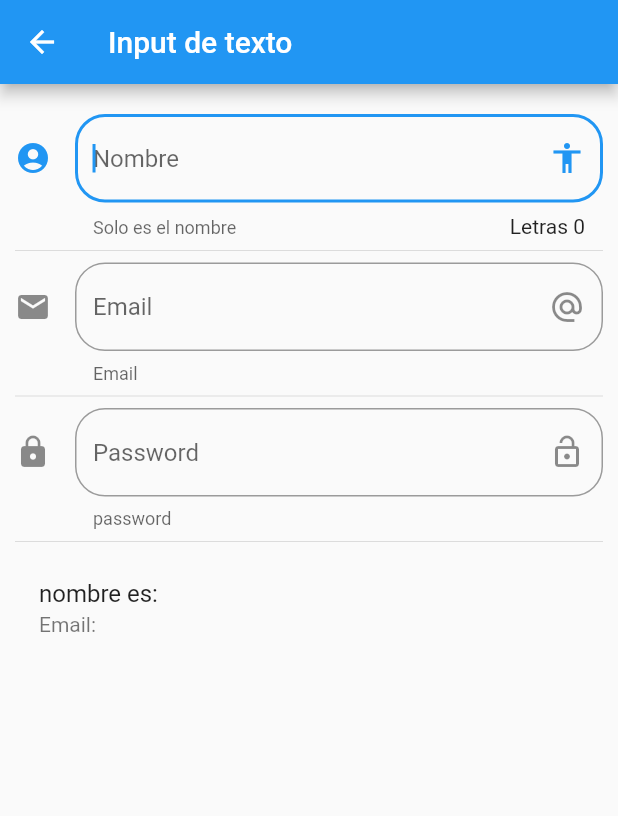
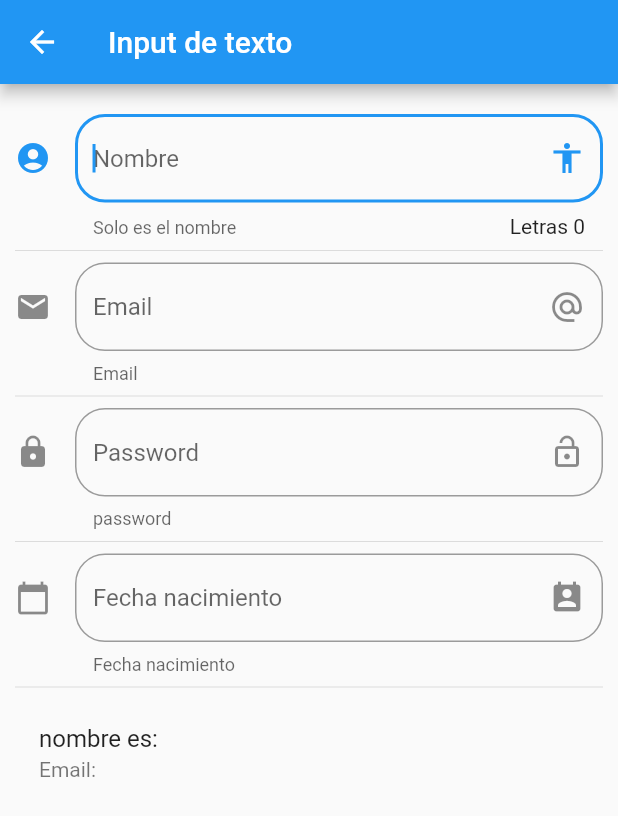
Before and after one commit to nic0lasApp/flutter_components, a Flutter app: the screen it shows after launch, after a tap on "Inputs", on a phone screen of 412 x 824 dp. Shown: the top 816 px of the screen. Run offline on Flutter 3.47's test engine with Material 2 defaults, Android fonts, the phone set to English and light mode, and no system bars; network calls fail.

Commit message:
feat: Se agrega input datepicker con la configuracion de idioma.

```diff
--- a/lib/main.dart
+++ b/lib/main.dart
@@ -1,5 +1,6 @@
 import 'package:componentes/src/routes/routes.dart';
 import 'package:flutter/material.dart';
+import 'package:flutter_localizations/flutter_localizations.dart';
 import 'package:componentes/src/pages/alert_page.dart';
 
 void main() => runApp(MyApp());
@@ -11,6 +12,15 @@ class MyApp extends StatelessWidget {
     return MaterialApp(
       title: 'Componentes App',
       debugShowCheckedModeBanner: false,
+      localizationsDelegates: [
+        GlobalMaterialLocalizations.delegate,
+        GlobalWidgetsLocalizations.delegate,
+        GlobalCupertinoLocalizations.delegate,
+      ],
+      supportedLocales: [
+        Locale('en', 'US'), // English, no country code
+        Locale('es', 'ES'), // Spanish, no country code
+      ],
       //home: HomePage(),
       initialRoute: '/',
       routes: getApplicationRoutes(),
--- a/lib/src/pages/input_page.dart
+++ b/lib/src/pages/input_page.dart
@@ -10,6 +10,9 @@ class InputPage extends StatefulWidget {
 class _InputPageState extends State<InputPage> {
   String _nombre = "";
   String _email = "";
+
+  // ignore: prefer_final_fields
+  TextEditingController _controller = TextEditingController();
   @override
   Widget build(BuildContext context) {
     return Scaffold(
@@ -24,6 +27,8 @@ class _InputPageState extends State<InputPage> {
           _crearEmail(),
           Divider(),
           _crearPassword(),
+          Divider(),
+          _crearfecha(context),
           Divider(),
           _crearPersona(),
         ],
@@ -90,4 +95,41 @@ class _InputPageState extends State<InputPage> {
       }),
     );
   }
+
+  Widget _crearfecha(BuildContext context) {
+    return TextField(
+      enableInteractiveSelection: false,
+      controller: _controller,
+      decoration: InputDecoration(
+        border: OutlineInputBorder(borderRadius: BorderRadius.circular(20.0)),
+        hintText: 'Fecha nacimiento',
+        helperText: 'Fecha nacimiento',
+        suffixIcon: const Icon(Icons.perm_contact_calendar),
+        icon: const Icon(Icons.calendar_today),
+      ),
+      onTap: () {
+        FocusScope.of(context).requestFocus(FocusNode());
+        _selectDate(context);
+      },
+    );
+  }
+
+  _selectDate(BuildContext context) async {
+    final DateTime? picked = await showDatePicker(
+      context: context,
+      initialDate: DateTime.now(),
+      firstDate: DateTime(2021),
+      lastDate: DateTime(2025),
+      locale: Locale('es', 'ES'),
+      helpText: "SELECT BOOKING DATE",
+      cancelText: "Cancelar",
+      confirmText: "Aceptar",
+    );
+
+    if (picked != null) {
+      setState(() {
+        _controller.text = picked.toString();
+      });
+    }
+  }
 }
--- a/pubspec.yaml
+++ b/pubspec.yaml
@@ -38,6 +38,10 @@ dependencies:
 dev_dependencies:
   flutter_test:
     sdk: flutter
+
+  flutter_localizations:
+    sdk: flutter
+
 
   # The "flutter_lints" package below contains a set of recommended lints to
   # encourage good coding practices. The lint set provided by the package is
```
Also changed, not shown: pubspec.lock.
